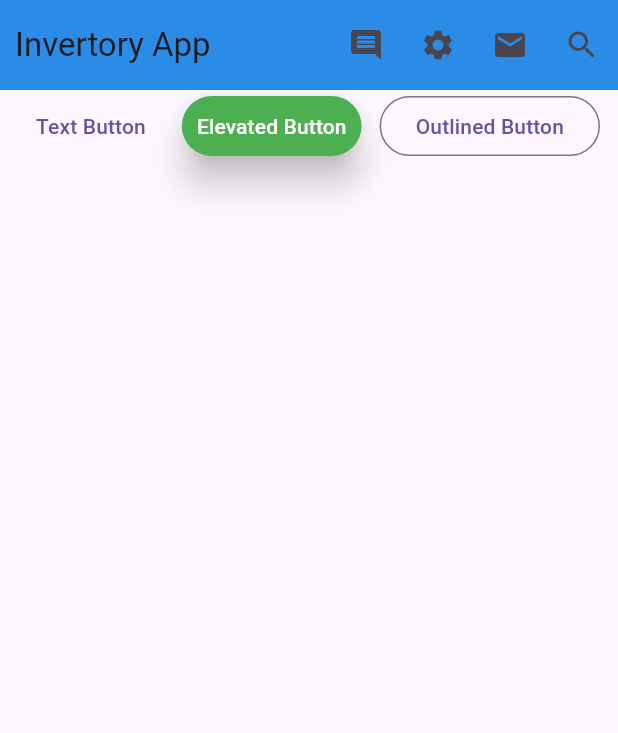
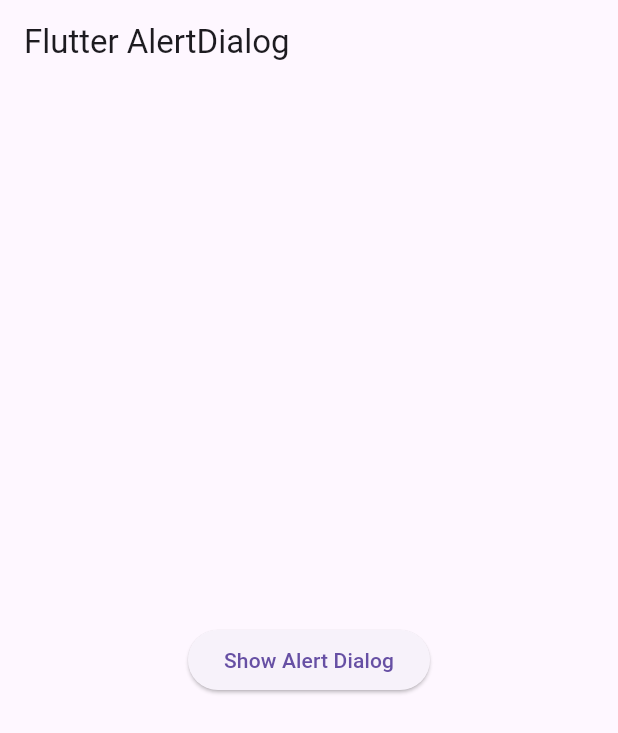
Before and after one commit to A-Rakin/flutter-practice, a Flutter app: the screen it shows after launch, on a phone screen of 412 x 824 dp. Shown: the top 733 px of the screen. Run offline on Flutter 3.47's test engine with Material 3 defaults, Android fonts, the phone set to English and light mode, and no system bars.

Commit message:
Alert Dialog

```diff
--- a/lib/main.dart
+++ b/lib/main.dart
@@ -26,6 +26,34 @@ class HomeActivity extends StatelessWidget {
         .showSnackBar(SnackBar(content: Text(messege)));
   }
 
+  void _showAlertDialog(BuildContext context) {
+    showDialog(
+      context: context,
+      builder: (BuildContext context) {
+        return AlertDialog(
+          title: const Text('Alert Title'),
+          content: const Text('This is the content of the alert dialog.'),
+          actions: <Widget>[
+            TextButton(
+              onPressed: () {
+                Navigator.of(context).pop(); // Close the dialog
+              },
+              child: const Text('Cancel'),
+            ),
+            TextButton(
+              onPressed: () {
+                // Perform an action when 'OK' is pressed
+                print('OK button pressed!');
+                Navigator.of(context).pop(); // Close the dialog
+              },
+              child: const Text('OK'),
+            ),
+          ],
+        );
+      },
+    );
+  }
+
   ButtonStyle buttonStyle = ElevatedButton.styleFrom(
       padding: EdgeInsets.all(10),
       elevation: 10,
@@ -36,56 +64,13 @@ class HomeActivity extends StatelessWidget {
   Widget build(BuildContext context) {
     return Scaffold(
       appBar: AppBar(
-        backgroundColor: Colors.blue,
-        title: Text("Invertory App"),
-        titleSpacing: 10,
-        //centerTitle: true,
-        toolbarHeight: 60,
-        toolbarOpacity: 1,
-        elevation: 50,
-        actions: [
-          IconButton(
-              onPressed: () {
-                MySnackBar("comments", context);
-              },
-              icon: Icon(Icons.comment)),
-          IconButton(
-              onPressed: () {
-                MySnackBar("Settings", context);
-              },
-              icon: Icon(Icons.settings)),
-          IconButton(
-              onPressed: () {
-                MySnackBar("Email us", context);
-              },
-              icon: Icon(Icons.email)),
-          IconButton(
-              onPressed: () {
-                MySnackBar("Search for more", context);
-              },
-              icon: Icon(Icons.search)),
-        ],
+        title: const Text('Flutter AlertDialog'),
       ),
-      body: Row(
-        mainAxisAlignment: MainAxisAlignment.spaceEvenly,
-        children: [
-          TextButton(
-              onPressed: () {
-                MySnackBar("This is Text Button", context);
-              },
-              child: Text('Text Button')),
-          ElevatedButton(
-              style: buttonStyle,
-              onPressed: () {
-                MySnackBar("This is elevated Button", context);
-              },
-              child: Text('Elevated Button')),
-          OutlinedButton(
-              onPressed: () {
-                MySnackBar("This is Outlined Button", context);
-              },
-              child: Text('Outlined Button'))
-        ],
+      body: Center(
+        child: ElevatedButton(
+          onPressed: () => _showAlertDialog(context),
+          child: const Text('Show Alert Dialog'),
+        ),
       ),
     );
   }
```
Also changed, not shown: 1 other file.
